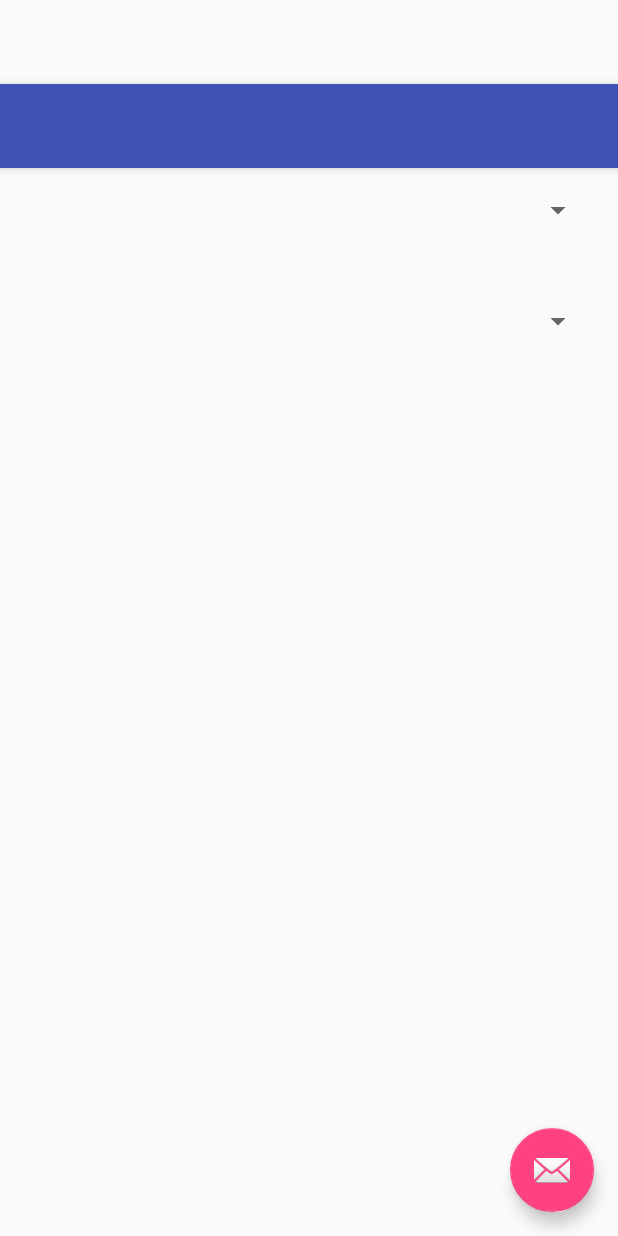
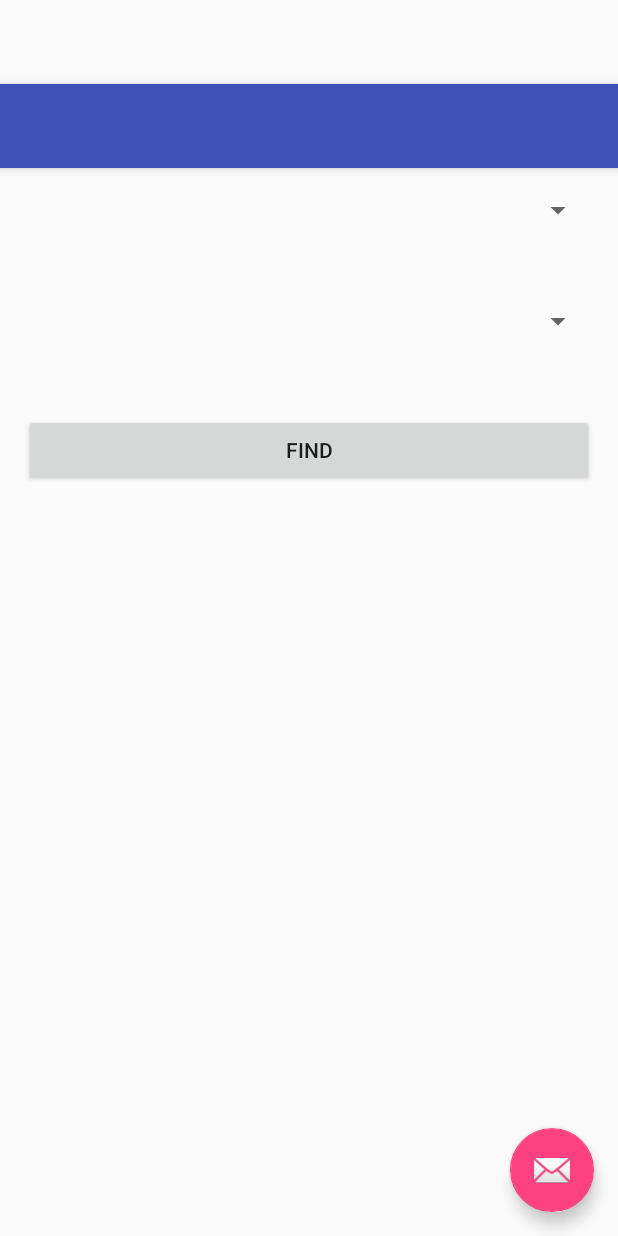
Before and after one commit to Dirasi/AngMet, an Android app: the layout app_bar_pilihan_rute.xml on its own in the app's theme, with its tools: preview values and no code run, on a phone screen of 412 x 824 dp. Run offline under Robolectric (Android 15) with nearby library versions, the light colour scheme and no system bars.

Commit message:
add find button done

```diff
--- a/app/src/main/res/layout/content_pilihan_rute.xml
+++ b/app/src/main/res/layout/content_pilihan_rute.xml
@@ -27,7 +27,14 @@
         android:layout_width="match_parent"
         android:layout_height="wrap_content"
         android:id="@+id/spinner2"
-        android:layout_below="@+id/spinner"/>
+        android:layout_below="@+id/spinner"
+        android:layout_marginBottom="50dp"/>
+
+    <Button
+        android:text="Find"
+        android:layout_width="match_parent"
+        android:layout_height="wrap_content"
+        android:id="@+id/find_button" />
 
 </LinearLayout>
 
```
